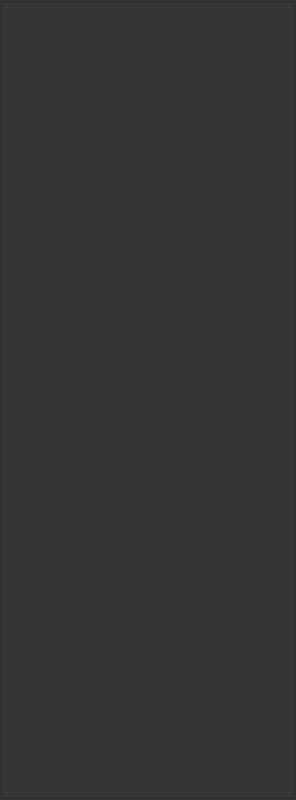
This is EGLS/ui/danmu.ui in Kenny3Shen/EGLS-Software-Engineering as Qt 5 draws it before an edit. The edited form follows.
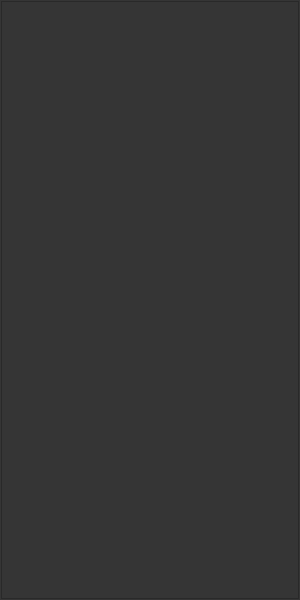
This is the edited form.

```diff
--- a/EGLS/ui/danmu.ui
+++ b/EGLS/ui/danmu.ui
@@ -6,14 +6,14 @@
             <rect>
                 <x>0</x>
                 <y>0</y>
-                <width>296</width>
-                <height>800</height>
+    <width>300</width>
+    <height>600</height>
             </rect>
         </property>
         <property name="minimumSize">
             <size>
                 <width>200</width>
-                <height>800</height>
+    <height>600</height>
             </size>
         </property>
         <property name="maximumSize">
@@ -29,7 +29,7 @@
             <string notr="true">*{
                 background-color:rgb(53,53,53);
                 color:rgb(0, 163, 245);
-                font-size: 14px;
+                font-size: 15px;
                 font-family:Consolas, 微软雅黑
 }
 
```
Left out of the diff: 6 changed lines with no effect on the pictures. Lines whose indentation alone changed are shown as unchanged.
